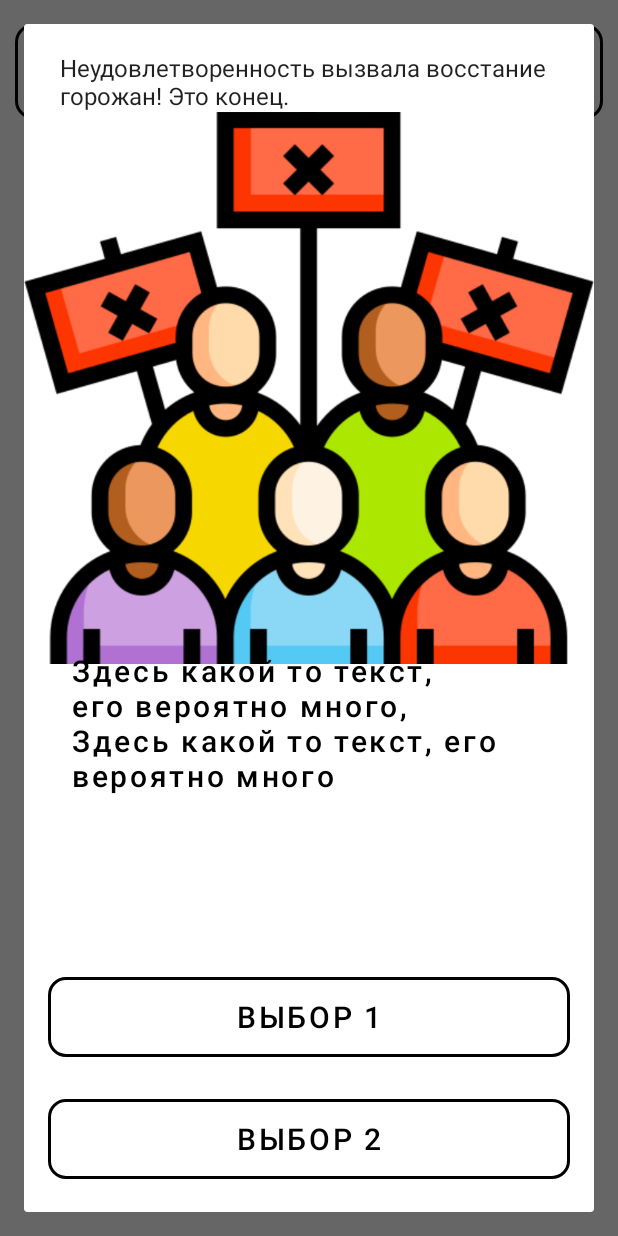
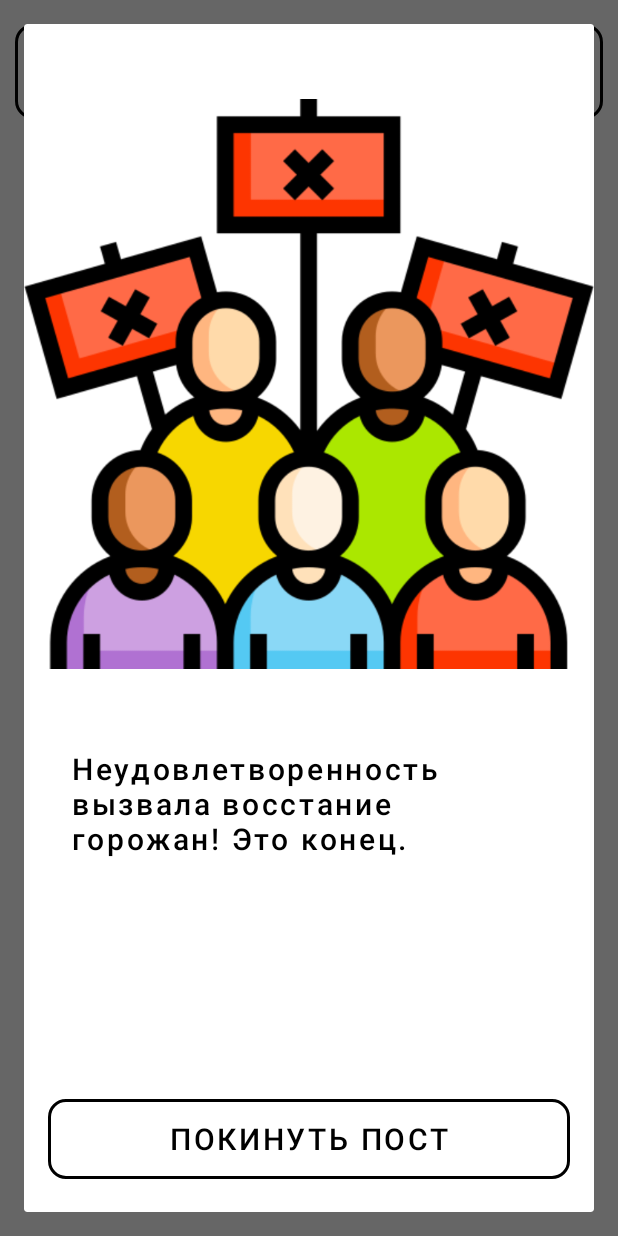
Before and after one commit to kirushaaxd/ObserverWhite, an Android app: the screen it shows after launch (TownGrowthActivity), after a tap on "ПРОДОЛЖИТЬ", on a phone screen of 412 x 824 dp. Run offline under Robolectric (Android 15) with nearby library versions, the light colour scheme and no system bars.

Commit message:
some balance

```diff
--- a/app/src/main/java/com/example/observerwhite/CitySimulation.java
+++ b/app/src/main/java/com/example/observerwhite/CitySimulation.java
@@ -138,7 +138,10 @@ public class CitySimulation {
                 growthRate = 1; // Минимальная скорость роста населения
             }
 
-            mPopulation += (new Random().nextInt(3) + 1) * growthRate;
+            int growth = (new Random().nextInt(3) + 1) * growthRate;
+            if (growth > 40)
+                growth = 40;
+            mPopulation += growth;
 
             if(mPopulation >= 10000){
                 mStage = 2;
--- a/app/src/main/java/com/example/observerwhite/EndGameDialog.java
+++ b/app/src/main/java/com/example/observerwhite/EndGameDialog.java
@@ -34,11 +34,13 @@ public class EndGameDialog extends DialogFragment {
 
         builder.setView(binding.getRoot());
 
+        builder.setCancelable(true);
 
-        builder.setMessage(dialogText)
-                .setNeutralButton("Ок", new DialogInterface.OnClickListener() {
+        binding.text.setText(dialogText);
+
+        binding.btn.setOnClickListener(new View.OnClickListener() {
             @Override
-                    public void onClick(DialogInterface dialog, int which) {
+            public void onClick(View v) {
                 dismiss();
                 Intent intent = new Intent(getActivity(), MainActivity.class);
                 intent.putExtra("isLoose", true);
@@ -48,5 +50,19 @@ public class EndGameDialog extends DialogFragment {
         });
 
         return builder.create();
+
+//        builder.setMessage(dialogText)
+//                .setNeutralButton("Ок", new DialogInterface.OnClickListener() {
+//                    @Override
+//                    public void onClick(DialogInterface dialog, int which) {
+//                        dismiss();
+//                        Intent intent = new Intent(getActivity(), MainActivity.class);
+//                        intent.putExtra("isLoose", true);
+//                        startActivity(intent);
+//                        getActivity().finish();
+//                    }
+//                });
+//
+//        return builder.create();
     }
 }
--- a/app/src/main/res/layout/fragment_end_game_dialog.xml
+++ b/app/src/main/res/layout/fragment_end_game_dialog.xml
@@ -29,6 +29,7 @@
         android:orientation="vertical">
 
         <TextView
+            android:id="@+id/text"
             style="@style/MenuButton"
             android:gravity="start"
             android:textAllCaps="false"
@@ -37,20 +38,16 @@
             android:layout_height="200dp"
             android:text="Здесь какой то текст, его вероятно много, Здесь какой то текст, его вероятно много"/>
 
-        <com.google.android.material.button.MaterialButton
-            style="@style/MenuButton"
-            android:layout_width="match_parent"
-            android:layout_height="65dp"
-            android:layout_gravity="center_horizontal"
-            android:text="Выбор 1" />
+
 
         <com.google.android.material.button.MaterialButton
+            android:id="@+id/btn"
             style="@style/MenuButton"
             android:layout_width="match_parent"
             android:layout_marginTop="16dp"
             android:layout_height="65dp"
             android:layout_gravity="center_horizontal"
-            android:text="Выбор 2" />
+            android:text="Покинуть пост" />
 
     </LinearLayout>
 
--- a/app/src/main/res/layout/fragment_new_game_info.xml
+++ b/app/src/main/res/layout/fragment_new_game_info.xml
@@ -19,7 +19,7 @@
             android:textAllCaps="false"
             android:layout_marginVertical="16dp"
             android:layout_width="match_parent"
-            android:layout_height="200dp"
+            android:layout_height="300dp"
             android:text="Здесь какой то текст, его вероятно много, Здесь какой то текст, его вероятно много"/>
 
         <com.google.android.material.button.MaterialButton
--- a/app/src/main/res/values/political_events.xml
+++ b/app/src/main/res/values/political_events.xml
@@ -17,11 +17,11 @@
         <item>Прошли выборы в стране. Повысились налоги</item>
     </string-array>
     <integer-array name="political_money_decreases">
-        <item>-40</item>
-        <item>-25</item>
-        <item>50</item>
-        <item>55</item>
-        <item>35</item>
-        <item>-35</item>
+        <item>-90</item>
+        <item>-75</item>
+        <item>90</item>
+        <item>85</item>
+        <item>65</item>
+        <item>-55</item>
     </integer-array>
 </resources>
```
Lines whose indentation alone changed are shown as unchanged.
